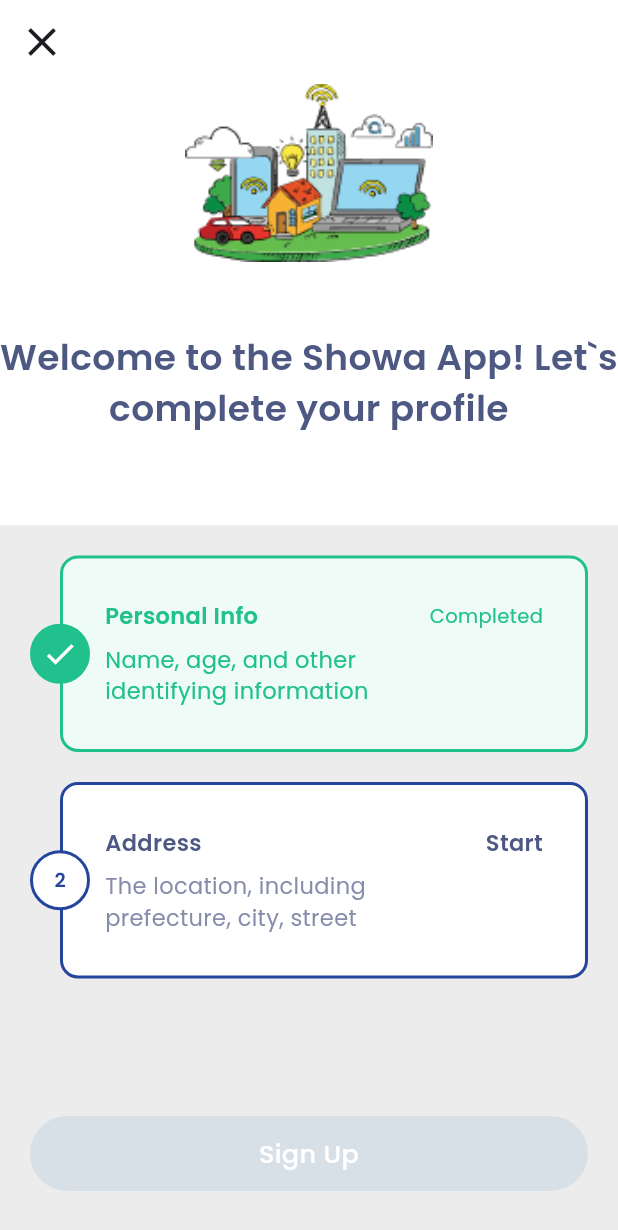
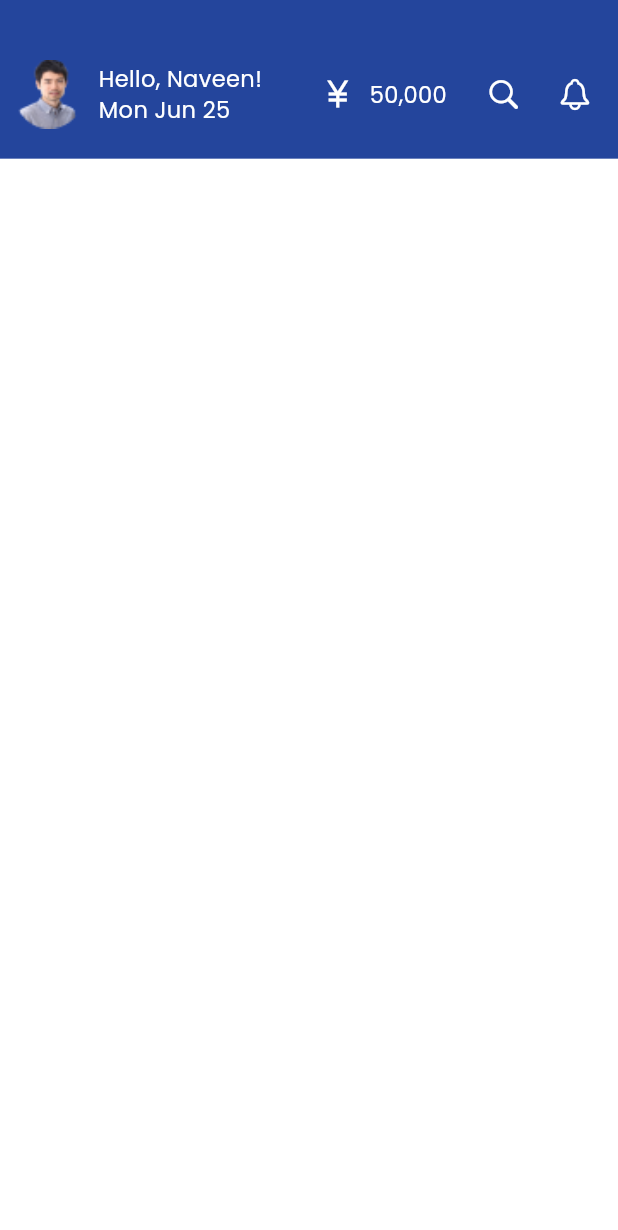
Before and after one commit to The-Naveen-Chandra/Showa-supper-app-UI, a Flutter app: the ProfileSetupScreen screen opened directly, after a tap on "Sign Up", on a phone screen of 412 x 824 dp. Shown: the top 1230 px of the screen. Run offline on Flutter 3.47's test engine with Material 3 defaults, Android fonts, the phone set to English and light mode, and no system bars; our stand-ins replace google_fonts; statements that could not run were skipped.

Commit message:
Dev: Dashboard screen & its component

```diff
--- /dev/null
+++ b/lib/components/appbar_icon_button.dart
@@ -0,0 +1,35 @@
+import 'package:flutter/material.dart';
+import 'package:showa_supper_app/constants/constant_colors.dart';
+
+class AppBarIconButton extends StatelessWidget {
+  final IconData icon;
+  final VoidCallback onPressed;
+
+  const AppBarIconButton({
+    super.key,
+    required this.icon,
+    required this.onPressed,
+  });
+
+  @override
+  Widget build(BuildContext context) {
+    return InkWell(
+      onTap: onPressed,
+      radius: 30,
+      child: Container(
+        height: MediaQuery.of(context).size.width / 11,
+        width: MediaQuery.of(context).size.width / 11,
+        decoration: BoxDecoration(
+          color: ConstantColors.primaryDarkColor,
+          shape: BoxShape.circle,
+        ),
+        child: Center(
+          child: Icon(
+            icon,
+            color: ConstantColors.whiteColor,
+          ),
+        ),
+      ),
+    );
+  }
+}
--- /dev/null
+++ b/lib/pages/dashboard_screen.dart
@@ -0,0 +1,131 @@
+import 'package:flutter/cupertino.dart';
+import 'package:flutter/material.dart';
+import 'package:google_fonts/google_fonts.dart';
+
+import 'package:showa_supper_app/pages/search_screen.dart';
+import 'package:showa_supper_app/pages/notification_screen.dart';
+import 'package:showa_supper_app/components/appbar_icon_button.dart';
+import 'package:showa_supper_app/constants/constant_colors.dart';
+import 'package:showa_supper_app/constants/constant_fontsize_fontweight.dart';
+
+class DashboardScreen extends StatelessWidget {
+  const DashboardScreen({super.key});
+
+  @override
+  Widget build(BuildContext context) {
+    return Scaffold(
+      backgroundColor: ConstantColors.backgroundWhiteColor,
+      body: Column(
+        children: [
+          Container(
+            color: ConstantColors.primaryColor,
+            child: Padding(
+              padding: const EdgeInsets.only(
+                  left: 10, right: 10, top: 40, bottom: 20),
+              child: Row(
+                mainAxisAlignment: MainAxisAlignment.spaceBetween,
+                children: [
+                  Row(
+                    children: [
+                      Container(
+                        height: MediaQuery.of(context).size.width / 9,
+                        width: MediaQuery.of(context).size.width / 9,
+                        decoration: const BoxDecoration(
+                          shape: BoxShape.circle,
+                        ),
+                        child: Image.asset(
+                          'assets/images/avatar_image.png',
+                          fit: BoxFit.cover,
+                        ),
+                      ),
+                      const SizedBox(
+                        width: 10,
+                      ),
+                      Column(
+                        crossAxisAlignment: CrossAxisAlignment.start,
+                        children: [
+                          Text(
+                            'Hello, Naveen!',
+                            style: GoogleFonts.poppins(
+                              fontSize: ConstantFontSize.small,
+                              color: ConstantColors.whiteColor,
+                              fontWeight: ConstantFontWeight.normal,
+                            ),
+                          ),
+                          Text(
+                            'Mon Jun 25',
+                            style: GoogleFonts.poppins(
+                              fontSize: ConstantFontSize.small,
+                              color: ConstantColors.whiteColor,
+                              fontWeight: ConstantFontWeight.normal,
+                            ),
+                          ),
+                        ],
+                      ),
+                    ],
+                  ),
+                  Row(
+                    children: [
+                      Container(
+                          height: MediaQuery.of(context).size.width / 11,
+                          width: MediaQuery.of(context).size.width / 4,
+                          decoration: BoxDecoration(
+                            color: ConstantColors.primaryDarkColor,
+                            borderRadius: BorderRadius.circular(30),
+                          ),
+                          child: Row(
+                            mainAxisAlignment: MainAxisAlignment.spaceEvenly,
+                            children: [
+                              Icon(
+                                Icons.currency_yen,
+                                color: ConstantColors.whiteColor,
+                              ),
+                              Text(
+                                '50,000',
+                                style: GoogleFonts.poppins(
+                                  fontSize: ConstantFontSize.small,
+                                  color: ConstantColors.whiteColor,
+                                  fontWeight: ConstantFontWeight.normal,
+                                ),
+                              ),
+                            ],
+                          )),
+                      const SizedBox(
+                        width: 10,
+                      ),
+                      AppBarIconButton(
+                        icon: CupertinoIcons.search,
+                        onPressed: () {
+                          Navigator.push(
+                            context,
+                            MaterialPageRoute(
+                              builder: (context) => SearchScreen(),
+                            ),
+                          );
+                        },
+                      ),
+                      const SizedBox(
+                        width: 10,
+                      ),
+                      AppBarIconButton(
+                        icon: CupertinoIcons.bell,
+                        onPressed: () {
+                          Navigator.push(
+                            context,
+                            MaterialPageRoute(
+                              builder: (context) => const NotificationScreen(),
+                            ),
+                          );
+                        },
+                      ),
+                    ],
+                  ),
+                ],
+              ),
+            ),
+          ),
+        ],
+      ),
+    );
+  }
+}
--- a/lib/pages/profile_setup_screen.dart
+++ b/lib/pages/profile_setup_screen.dart
@@ -4,6 +4,7 @@
 import 'package:showa_supper_app/components/profile_setup_container.dart';
 import 'package:showa_supper_app/constants/constant_colors.dart';
 import 'package:showa_supper_app/constants/constant_fontsize_fontweight.dart';
+import 'package:showa_supper_app/pages/dashboard_screen.dart';
 import 'package:showa_supper_app/pages/profile_address_screen.dart';
 import 'package:showa_supper_app/pages/profile_info_screen.dart';
 
@@ -125,7 +126,16 @@
               disabled: !isAddressCompleted || !isPersonalInfoCompleted,
               text: "Sign Up",
               color: ConstantColors.primaryColor,
-              onPressed: () {},
+              onPressed: () {
+                if (isAddressCompleted || isPersonalInfoCompleted) {
+                  Navigator.pushReplacement(
+                    context,
+                    MaterialPageRoute(
+                      builder: (context) => const DashboardScreen(),
+                    ),
+                  );
+                }
+              },
               verticalHeight: 12,
               textColor: ConstantColors.whiteColor,
               fontSize: ConstantFontSize.medium,
```
Also changed, not shown: assets/images/avatar_image.png (added).
